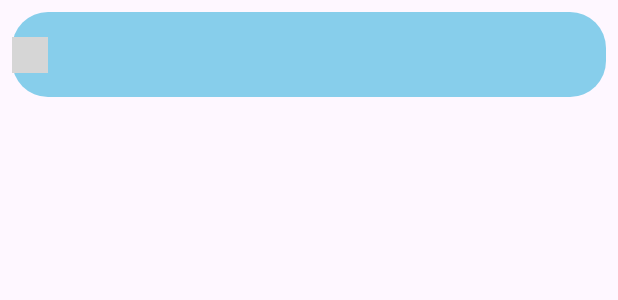
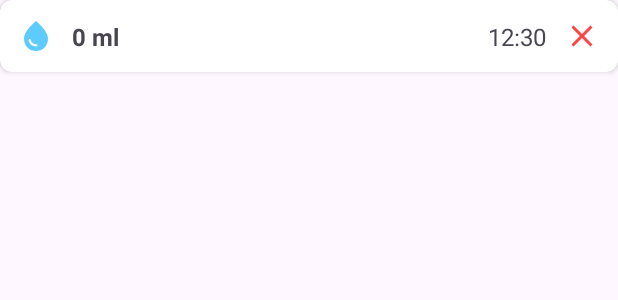
Before and after one commit to Thexazus/UTS_MAP, an Android app: the layout item_water_intake.xml on its own in the app's theme, with its tools: preview values and no code run, on a phone screen of 412 x 824 dp. Shown: the top 300 px of the screen. Run offline under Robolectric (Android 15) with nearby library versions, the phone set to English and light mode, and no system bars; grey boxes are pictures that could not be loaded.

Commit message:
item_water_intake.xml

```diff
--- /dev/null
+++ b/app/src/main/res/drawable/baseline_water_drop_24.xml
@@ -0,0 +1,5 @@
+<vector xmlns:android="http://schemas.android.com/apk/res/android" android:height="24dp" android:tint="#00A6FF" android:viewportHeight="24" android:viewportWidth="24" android:width="24dp">
+
+    <path android:fillColor="@android:color/white" android:pathData="M12,2c-5.33,4.55 -8,8.48 -8,11.8c0,4.98 3.8,8.2 8,8.2s8,-3.22 8,-8.2C20,10.48 17.33,6.55 12,2zM7.83,14c0.37,0 0.67,0.26 0.74,0.62c0.41,2.22 2.28,2.98 3.64,2.87c0.43,-0.02 0.79,0.32 0.79,0.75c0,0.4 -0.32,0.73 -0.72,0.75c-2.13,0.13 -4.62,-1.09 -5.19,-4.12C7.01,14.42 7.37,14 7.83,14z"/>
+
+</vector>
--- /dev/null
+++ b/app/src/main/res/drawable/close.xml
@@ -0,0 +1,5 @@
+<vector xmlns:android="http://schemas.android.com/apk/res/android" android:height="24dp" android:tint="#FF0000" android:viewportHeight="24" android:viewportWidth="24" android:width="24dp">
+
+    <path android:fillColor="@android:color/white" android:pathData="M19,6.41L17.59,5 12,10.59 6.41,5 5,6.41 10.59,12 5,17.59 6.41,19 12,13.41 17.59,19 19,17.59 13.41,12z"/>
+
+</vector>
--- a/app/src/main/res/layout/item_water_intake.xml
+++ b/app/src/main/res/layout/item_water_intake.xml
@@ -1,47 +1,61 @@
 <?xml version="1.0" encoding="utf-8"?>
-<androidx.constraintlayout.widget.ConstraintLayout xmlns:android="http://schemas.android.com/apk/res/android"
+<androidx.cardview.widget.CardView
+    xmlns:android="http://schemas.android.com/apk/res/android"
     xmlns:app="http://schemas.android.com/apk/res-auto"
-    xmlns:tools="http://schemas.android.com/tools"
     android:layout_width="match_parent"
     android:layout_height="wrap_content"
-    android:padding="8dp">
+    app:cardCornerRadius="8dp"
+    app:cardElevation="2dp"
+    android:layout_marginBottom="8dp">
+
+    <androidx.constraintlayout.widget.ConstraintLayout
+        android:layout_width="match_parent"
+        android:layout_height="wrap_content"
+        android:padding="12dp">
 
         <ImageView
             android:id="@+id/imageViewWaterDrop"
             android:layout_width="24dp"
             android:layout_height="24dp"
+            android:src="@drawable/baseline_water_drop_24"
             app:layout_constraintStart_toStartOf="parent"
             app:layout_constraintTop_toTopOf="parent"
             app:layout_constraintBottom_toBottomOf="parent"
-        tools:src="@drawable/ic_water_drop" />
+            app:tint="@color/blue" />
 
         <TextView
-        android:id="@+id/textViewAmount"
+            android:id="@+id/textViewIntakeAmount"
             android:layout_width="wrap_content"
             android:layout_height="wrap_content"
-        android:layout_marginStart="16dp"
+            android:text="0 ml"
             android:textSize="16sp"
+            android:textStyle="bold"
+            android:layout_marginStart="12dp"
             app:layout_constraintStart_toEndOf="@id/imageViewWaterDrop"
             app:layout_constraintTop_toTopOf="parent"
-        app:layout_constraintBottom_toBottomOf="parent"
-        tools:text="200 ml" />
+            app:layout_constraintBottom_toBottomOf="parent" />
 
         <TextView
             android:id="@+id/textViewTime"
             android:layout_width="wrap_content"
             android:layout_height="wrap_content"
-        android:textSize="14sp"
+            android:text="12:30"
+            android:textSize="16sp"
+            app:layout_constraintEnd_toStartOf="@id/buttonDelete"
+            app:layout_constraintTop_toTopOf="parent"
+            app:layout_constraintBottom_toBottomOf="parent"
+            android:layout_marginEnd="12dp" />
+
+        <ImageButton
+            android:id="@+id/buttonDelete"
+            android:layout_width="24dp"
+            android:layout_height="24dp"
+            android:src="@drawable/close"
+            android:background="?attr/selectableItemBackgroundBorderless"
             app:layout_constraintEnd_toEndOf="parent"
             app:layout_constraintTop_toTopOf="parent"
             app:layout_constraintBottom_toBottomOf="parent"
-        tools:text="14:30" />
+            app:tint="@android:color/holo_red_light" />
 
-    <TextView xmlns:android="http://schemas.android.com/apk/res/android"
-        android:layout_width="match_parent"
-        android:layout_height="wrap_content"
-        android:padding="16dp"
-        android:textSize="18sp"
-        android:textAlignment="center"
-        android:textColor="@android:color/white"
-        android:background="@drawable/rounded_background" />
     </androidx.constraintlayout.widget.ConstraintLayout>
+</androidx.cardview.widget.CardView>
```
Lines whose indentation alone changed are shown as unchanged.
